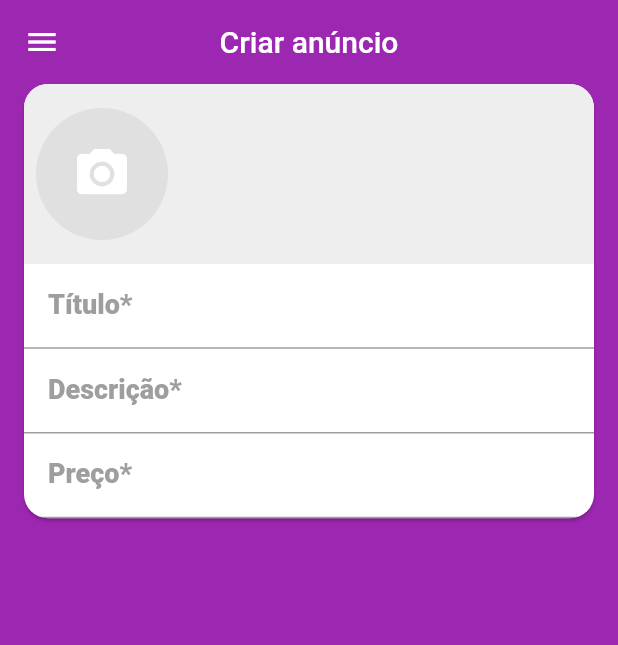
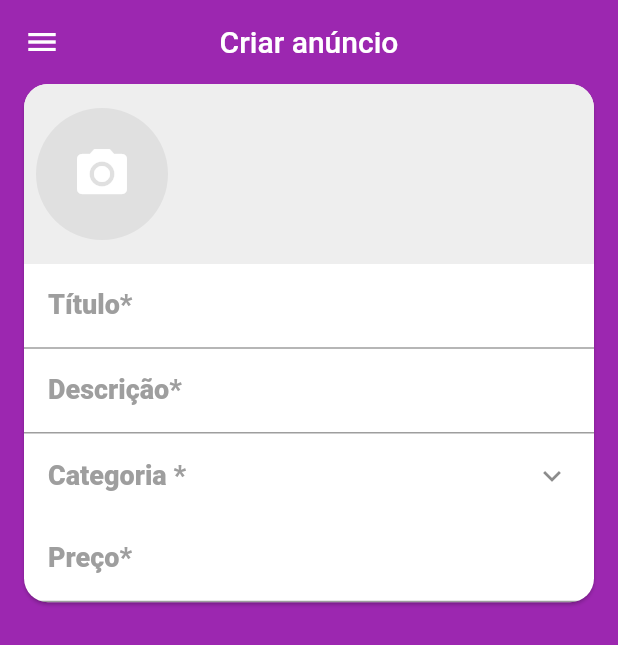
Before and after one commit to brenomacedo/flutter_ccheap, a Flutter app: the screen it shows after launch, swiped to page 2, on a phone screen of 412 x 824 dp. Shown: the top 645 px of the screen. Run offline on Flutter 3.47's test engine with Material 2 defaults, Android fonts, the phone set to English and light mode, and no system bars; our stand-ins replace brasil_fields, flutter_mobx, get_it, image_cropper, image_picker, mobx and 1 more; accounts and stored records are empty; generated files the repository leaves out were written again; network calls fail; statements that could not run were skipped.

Commit message:
category_field

```diff
--- /dev/null
+++ b/lib/screens/create/components/category_field.dart
@@ -0,0 +1,37 @@
+import 'package:flutter/material.dart';
+import 'package:flutter_mobx/flutter_mobx.dart';
+import 'package:xlo_mobx/models/category.dart';
+import 'package:xlo_mobx/screens/category/category_screen.dart';
+import 'package:xlo_mobx/stores/create_store.dart';
+
+class CategoryField extends StatelessWidget {
+
+  final CreateStore createStore;
+
+  CategoryField(this.createStore);
+
+  @override
+  Widget build(BuildContext context) {
+    return Observer(builder: (_) {
+      return ListTile(
+        title: createStore.category == null
+          ? Text('Categoria *', style: TextStyle(fontSize: 18, color: Colors.grey, fontWeight: FontWeight.w800))
+          : Text('Categoria *', style: TextStyle(fontSize: 14, color: Colors.grey, fontWeight: FontWeight.w700)),
+        trailing: Icon(Icons.keyboard_arrow_down),
+        onTap: () async {
+          final Category category = await showDialog(context: context, builder: (_) => CategoryScreen(
+            showAll: false,
+            selected: createStore.category,
+          ));
+
+          if(category != null) {
+            createStore.setCategory(category);
+          }
+        },
+        subtitle: createStore.category == null ? null : Text(createStore.category.description, style: TextStyle(
+          color: Colors.black, fontSize: 17
+        )),
+      );
+    });
+  }
+}
--- a/lib/screens/create/create_screen.dart
+++ b/lib/screens/create/create_screen.dart
@@ -2,6 +2,7 @@ import 'package:brasil_fields/brasil_fields.dart';
 import 'package:flutter/material.dart';
 import 'package:flutter/services.dart';
 import 'package:xlo_mobx/components/custom_drawer/custom_drawer.dart';
+import 'package:xlo_mobx/screens/create/components/category_field.dart';
 import 'package:xlo_mobx/screens/create/components/images_field.dart';
 import 'package:xlo_mobx/stores/create_store.dart';
 
@@ -50,6 +51,7 @@ class CreateScreen extends StatelessWidget {
               ),
               maxLines: null,
             ),
+            CategoryField(createStore),
             TextFormField(
               decoration: InputDecoration(
                 labelText: 'Preço*',
```
Also changed, not shown: lib/stores/create_store.dart (+7 -0 lines), lib/stores/create_store.g.dart.
